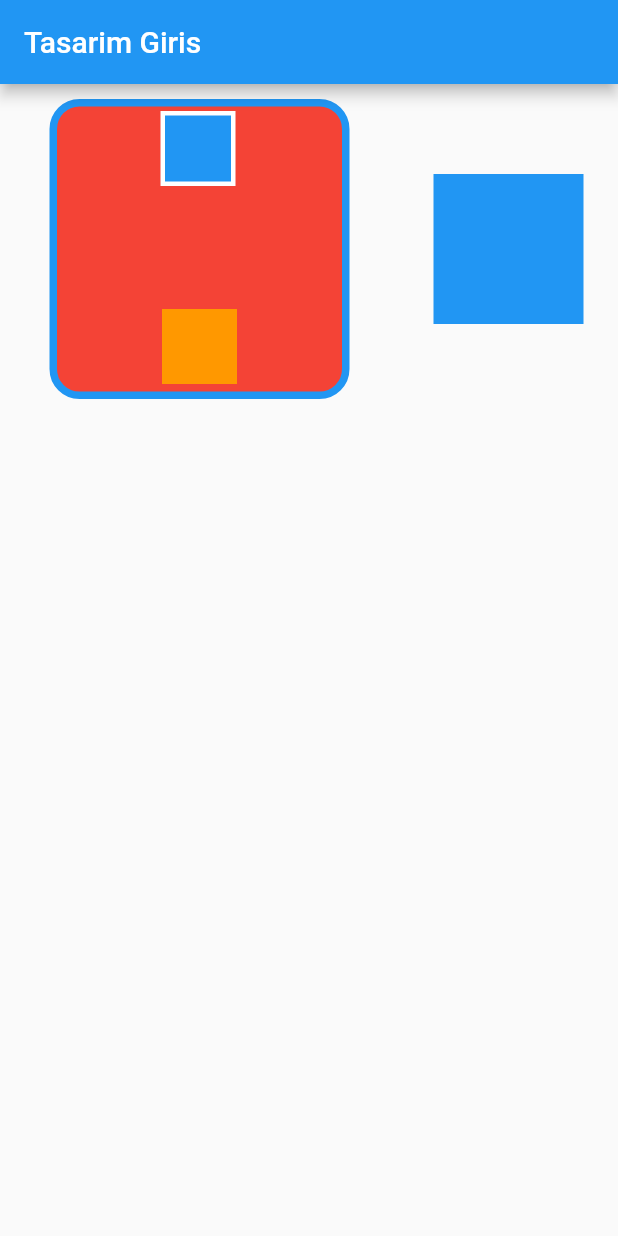
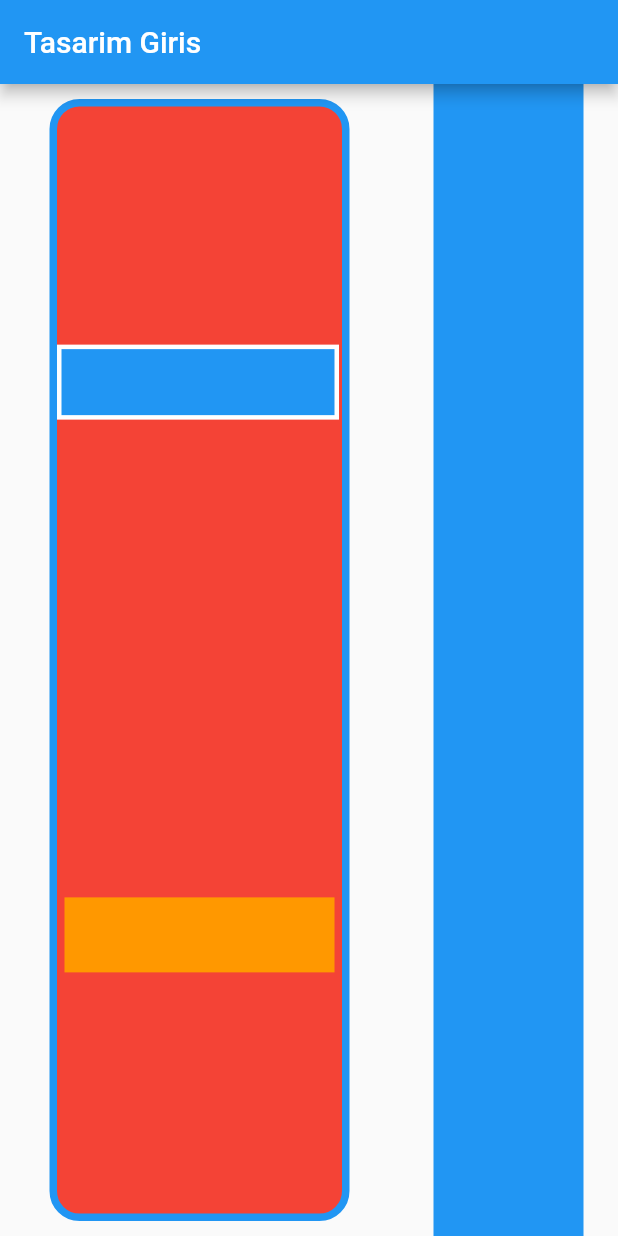
Before and after one commit to tahaturan/flutter_first_project_beginner_level, a Flutter app: the screen it shows after launch, on a phone screen of 412 x 824 dp. Run offline on Flutter 3.47's test engine with Material 2 defaults, Android fonts, the phone set to English and light mode, and no system bars.

Commit message:
crossAxisAlignment hizlama islemleri

```diff
--- a/lib/main.dart
+++ b/lib/main.dart
@@ -33,6 +33,7 @@
       ),
       body: Row(
         mainAxisAlignment: MainAxisAlignment.spaceAround,
+        crossAxisAlignment: CrossAxisAlignment.stretch,
         children: [
           Container(
           margin: const EdgeInsets.all(10),
@@ -47,7 +48,8 @@
           borderRadius: const BorderRadius.all(Radius.circular(20)),
           ),
           child: Column(
-            mainAxisAlignment: MainAxisAlignment.spaceBetween,
+            crossAxisAlignment: CrossAxisAlignment.stretch,
+            mainAxisAlignment: MainAxisAlignment.spaceAround,
             children: [
               Container(
 
```
